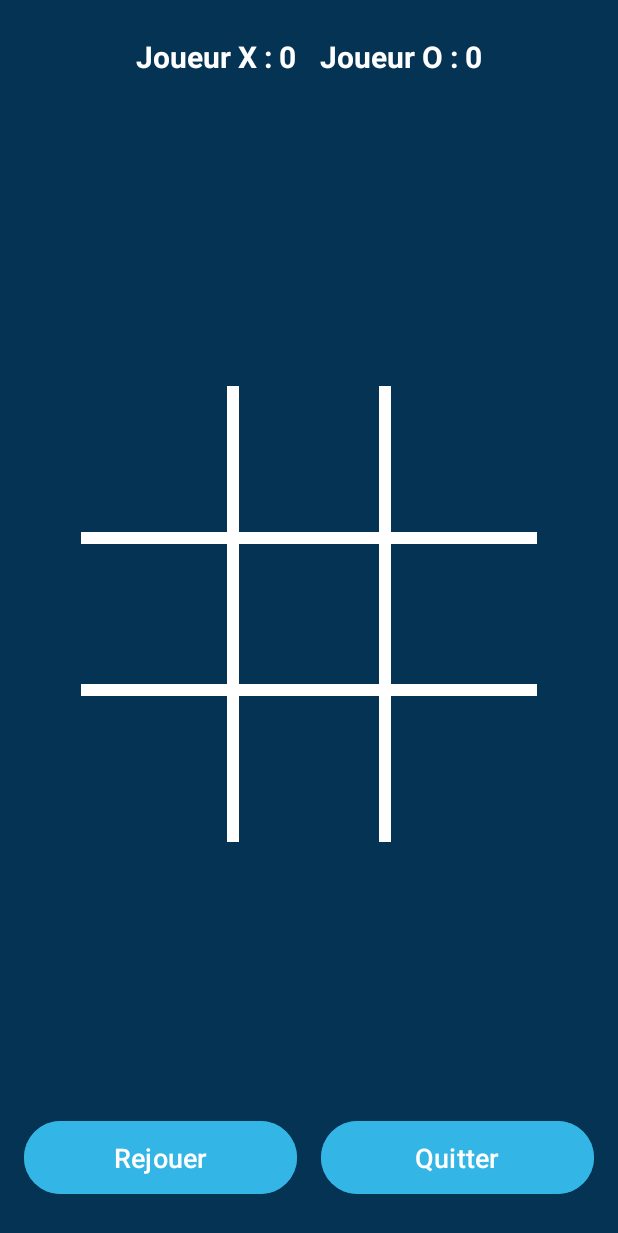
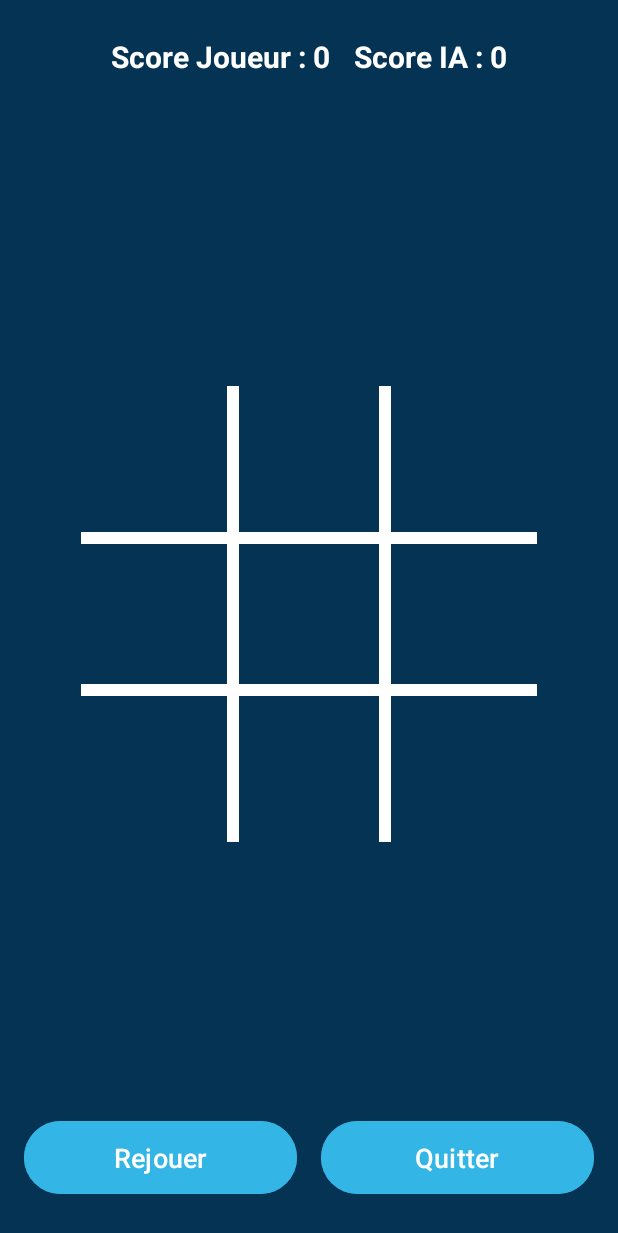
Before and after one commit to fafare56/projet_dev_mobile, an Android app: the TicTacToeActivity screen opened directly, with no data from a screen before it, on a phone screen of 412 x 824 dp. Shown: the top 1233 px of the screen. Run offline under Robolectric (Android 15) with nearby library versions, the phone set to English and light mode, and no system bars.

```diff
--- a/app/src/main/java/com/example/tictactoe/TicTacToeActivity.java
+++ b/app/src/main/java/com/example/tictactoe/TicTacToeActivity.java
@@ -20,6 +20,9 @@ public class TicTacToeActivity extends AppCompatActivity {
         scoreXText = findViewById(R.id.scoreX);
         scoreOText = findViewById(R.id.scoreO);
         ticTacToeView = findViewById(R.id.ticTacToeView);
+
+        int tailleGrille = getIntent().getIntExtra("TAILLE_GRILLE", 3);
+        ticTacToeView.setTailleGrille(tailleGrille);
 
         // Initialiser les scores
         updateScoreDisplay();
@@ -49,7 +52,7 @@ public class TicTacToeActivity extends AppCompatActivity {
     }
 
     private void updateScoreDisplay() {
-        scoreXText.setText("Joueur X : " + scoreX);
-        scoreOText.setText("Joueur O : " + scoreO);
+        scoreXText.setText("Score Joueur : " + scoreX);
+        scoreOText.setText("Score IA : " + scoreO);
     }
 }
--- a/app/src/main/java/com/example/tictactoe/TicTacToeView.java
+++ b/app/src/main/java/com/example/tictactoe/TicTacToeView.java
@@ -10,7 +10,8 @@ import android.view.MotionEvent;
 import android.view.View;
 import android.widget.Toast;
 
-public class TicTacToeView extends View {
+public class TicTacToeView extends View
+{
     private char[][] board;
     private char currentPlayer;
     private AI iaJeu;
```
